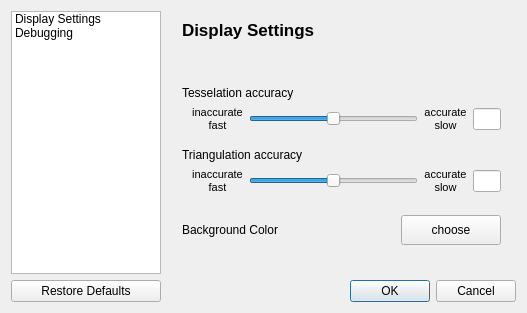
Qt form TIGLViewer/src/TIGLViewerSettingsDialog.ui (DLR-SC/tigl) before a commit.
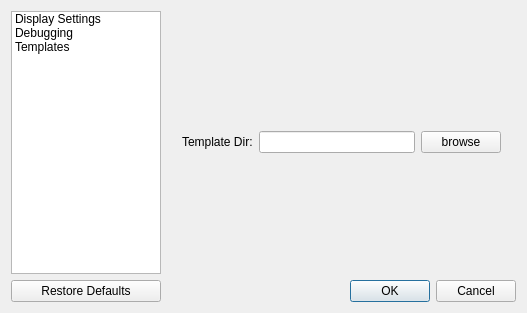
The same form after that commit. Icons and pictures are not drawn.

Commit message: Add templates directory in settings

Patch:
```diff
--- a/TIGLViewer/src/TIGLViewerSettingsDialog.ui
+++ b/TIGLViewer/src/TIGLViewerSettingsDialog.ui
@@ -9,7 +9,7 @@
    <rect>
     <x>0</x>
     <y>0</y>
-    <width>465</width>
+    <width>503</width>
     <height>310</height>
    </rect>
   </property>
@@ -27,20 +27,17 @@
    <property name="sizeConstraint">
     <enum>QLayout::SetFixedSize</enum>
    </property>
-   <item row="1" column="1" colspan="3">
-    <widget class="QDialogButtonBox" name="buttonBox">
-     <property name="orientation">
-      <enum>Qt::Horizontal</enum>
-     </property>
-     <property name="standardButtons">
-      <set>QDialogButtonBox::Cancel|QDialogButtonBox::Ok</set>
+   <item row="1" column="0">
+    <widget class="QPushButton" name="btnRestoreDefaults">
+     <property name="text">
+      <string>Restore Defaults</string>
      </property>
     </widget>
    </item>
    <item row="0" column="2">
     <widget class="QStackedWidget" name="stackedWidget">
      <property name="currentIndex">
-      <number>0</number>
+      <number>2</number>
      </property>
      <widget class="QWidget" name="pageDisplaySettings">
       <layout class="QVBoxLayout" name="verticalLayout">
@@ -613,13 +610,35 @@
        </item>
       </layout>
      </widget>
-    </widget>
-   </item>
-   <item row="1" column="0">
-    <widget class="QPushButton" name="btnRestoreDefaults">
-     <property name="text">
-      <string>Restore Defaults</string>
-     </property>
+     <widget class="QWidget" name="templatesPageDisplaySettings">
+      <layout class="QVBoxLayout" name="verticalLayout_5">
+       <item>
+        <layout class="QHBoxLayout" name="horizontalLayout_8">
+         <item>
+          <widget class="QLabel" name="label_14">
+           <property name="text">
+            <string>Template Dir:</string>
+           </property>
+          </widget>
+         </item>
+         <item>
+          <widget class="QLineEdit" name="templateLineEdit">
+           <property name="readOnly">
+            <bool>true</bool>
+           </property>
+          </widget>
+         </item>
+         <item>
+          <widget class="QPushButton" name="browseTemplateDirButton">
+           <property name="text">
+            <string>browse</string>
+           </property>
+          </widget>
+         </item>
+        </layout>
+       </item>
+      </layout>
+     </widget>
     </widget>
    </item>
    <item row="0" column="0">
@@ -646,6 +665,21 @@
        <string>Debugging</string>
       </property>
      </item>
+     <item>
+      <property name="text">
+       <string>Templates</string>
+      </property>
+     </item>
+    </widget>
+   </item>
+   <item row="1" column="1" colspan="3">
+    <widget class="QDialogButtonBox" name="buttonBox">
+     <property name="orientation">
+      <enum>Qt::Horizontal</enum>
+     </property>
+     <property name="standardButtons">
+      <set>QDialogButtonBox::Cancel|QDialogButtonBox::Ok</set>
+     </property>
     </widget>
    </item>
   </layout>
```
The commit also changes 8 other files.
